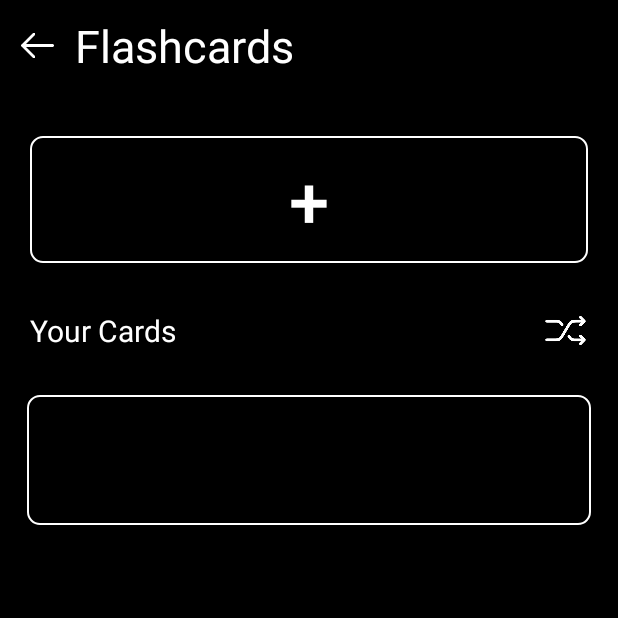
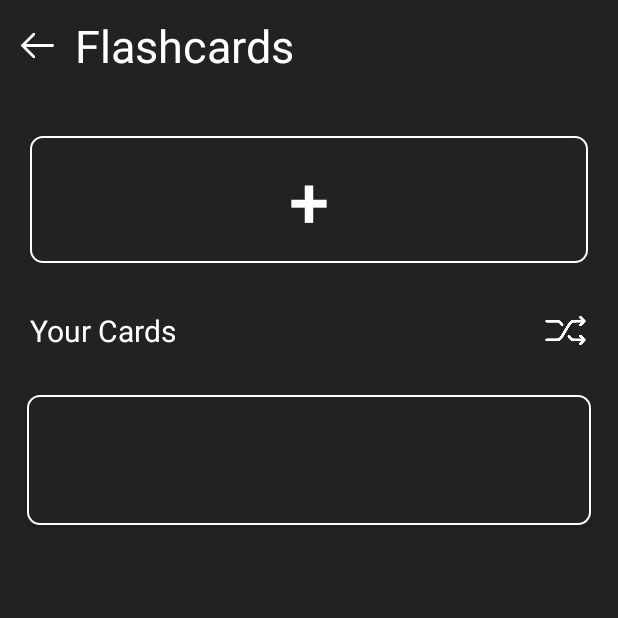
Before and after one commit to Qntlz/IntelliZen, an Android app: the FlashcardsActivity screen opened directly, with no data from a screen before it, on a phone screen of 412 x 824 dp, the top half of it. Run offline under Robolectric (Android 15) with nearby library versions, the phone set to English and light mode, and no system bars; our stand-ins replace Room's generated code.

Commit message:
Change Flashcard Background Color

```diff
--- a/Flashcards/src/main/res/layout/activity_add_flashcard.xml
+++ b/Flashcards/src/main/res/layout/activity_add_flashcard.xml
@@ -4,7 +4,7 @@
     xmlns:app="http://schemas.android.com/apk/res-auto"
     android:layout_width="match_parent"
     android:layout_height="match_parent"
-    android:background="@color/black">
+    android:background="#222222">
 
     <!--  Header  -->
     <LinearLayout
--- a/Flashcards/src/main/res/layout/activity_flashcard_detail.xml
+++ b/Flashcards/src/main/res/layout/activity_flashcard_detail.xml
@@ -3,7 +3,7 @@
     xmlns:app="http://schemas.android.com/apk/res"
     android:layout_width="match_parent"
     android:layout_height="match_parent"
-    android:background="@color/black"
+    android:background="#222222"
     android:padding="16dp">
 
     <!--  Header  -->
--- a/Flashcards/src/main/res/layout/activity_flashcards.xml
+++ b/Flashcards/src/main/res/layout/activity_flashcards.xml
@@ -5,7 +5,7 @@
     android:layout_height="match_parent"
     android:id="@+id/flashcardMain"
     android:orientation="vertical"
-    android:background="@color/black">
+    android:background="#222222">
 
     <!--  Header  -->
     <LinearLayout
--- a/Flashcards/src/main/res/layout/item_flashcard.xml
+++ b/Flashcards/src/main/res/layout/item_flashcard.xml
@@ -3,7 +3,7 @@
     android:layout_width="match_parent"
     android:layout_height="wrap_content"
     android:layout_margin="8dp"
-    android:backgroundTint="@color/black">
+    android:backgroundTint="#222222">
 
     <LinearLayout
         android:layout_width="match_parent"
```
